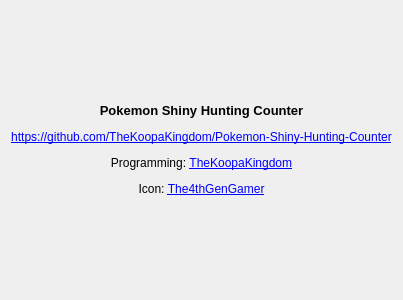
CodingKoopa/shiny-hunting-counter, file about.ui: the form before one commit.
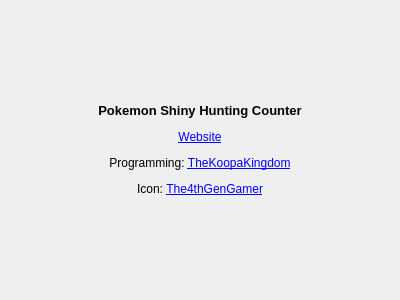
The form after the commit.

Commit message: Changed about link.

Diff of the .ui file:
```diff
--- a/about.ui
+++ b/about.ui
@@ -17,7 +17,7 @@
    <item>
     <widget class="QLabel" name="label">
      <property name="text">
-      <string>&lt;html&gt;&lt;head/&gt;&lt;body&gt;&lt;p align=&quot;center&quot;&gt;&lt;span style=&quot; font-size:10pt; font-weight:600;&quot;&gt;Pokemon Shiny Hunting Counter&lt;/span&gt;&lt;/p&gt;&lt;p align=&quot;center&quot;&gt;&lt;a href=&quot;https://github.com/TheKoopaKingdom/Pokemon-Shiny-Hunting-Counter&quot;&gt;https://github.com/TheKoopaKingdom/Pokemon-Shiny-Hunting-Counter&lt;/a&gt;&lt;/p&gt;&lt;p align=&quot;center&quot;&gt;Programming: &lt;a href=&quot;https://twitter.com/TheKoopaKingdom&quot;&gt;&lt;span style=&quot; text-decoration: underline; color:#0000ff;&quot;&gt;TheKoopaKingdom&lt;/span&gt;&lt;/a&gt;&lt;/p&gt;&lt;p align=&quot;center&quot;&gt;Icon: &lt;a href=&quot;https://twitter.com/The4thGenGamer&quot;&gt;&lt;span style=&quot; text-decoration: underline; color:#0000ff;&quot;&gt;The4thGenGamer&lt;/span&gt;&lt;/a&gt;&lt;/p&gt;&lt;/body&gt;&lt;/html&gt;</string>
+      <string>&lt;html&gt;&lt;head/&gt;&lt;body&gt;&lt;p align=&quot;center&quot;&gt;&lt;span style=&quot; font-size:10pt; font-weight:600;&quot;&gt;Pokemon Shiny Hunting Counter&lt;/span&gt;&lt;/p&gt;&lt;p align=&quot;center&quot;&gt;&lt;a href=&quot;http://thekoopakingdom.github.io/shiny-hunting.html&quot;&gt;Website&lt;/a&gt;&lt;/p&gt;&lt;p align=&quot;center&quot;&gt;Programming: &lt;a href=&quot;https://twitter.com/TheKoopaKingdom&quot;&gt;&lt;span style=&quot; text-decoration: underline; color:#0000ff;&quot;&gt;TheKoopaKingdom&lt;/span&gt;&lt;/a&gt;&lt;/p&gt;&lt;p align=&quot;center&quot;&gt;Icon: &lt;a href=&quot;https://twitter.com/The4thGenGamer&quot;&gt;&lt;span style=&quot; text-decoration: underline; color:#0000ff;&quot;&gt;The4thGenGamer&lt;/span&gt;&lt;/a&gt;&lt;/p&gt;&lt;/body&gt;&lt;/html&gt;</string>
      </property>
      <property name="openExternalLinks">
       <bool>true</bool>
```
